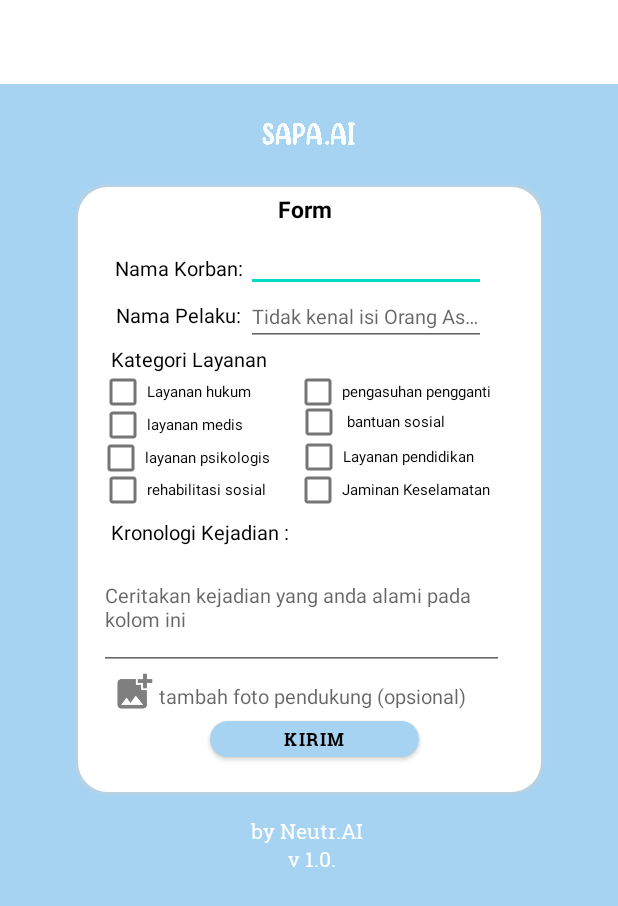
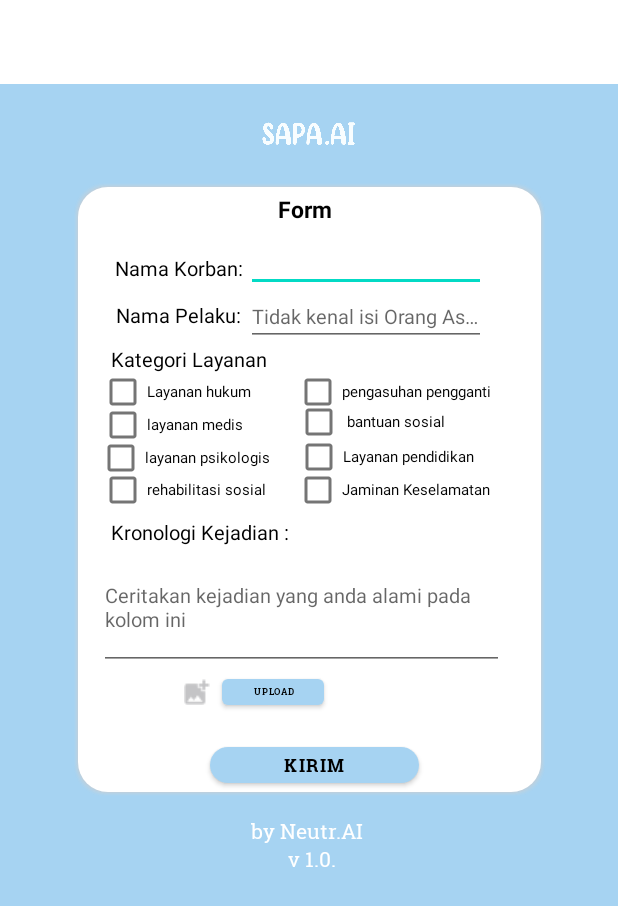
Before and after one commit to husni-zuhdi/Sapa.AI, an Android app: the FormActivity screen opened directly, with no data from a screen before it, on a phone screen of 412 x 824 dp. Shown: the top 906 px of the screen. Run offline under Robolectric (Android 15) with nearby library versions, the phone set to English and light mode, and no system bars; our stand-ins replace Firebase (no records; nobody signed in at launch, a user with empty details on screens opened directly).

Commit message:
upload a photos form in storage

```diff
--- a/app/build.gradle
+++ b/app/build.gradle
@@ -53,6 +53,7 @@ dependencies {
     implementation 'androidx.navigation:navigation-ui-ktx:2.3.5'
     implementation 'com.google.firebase:firebase-auth:21.0.1'
     implementation 'com.google.firebase:firebase-database:20.0.0'
+    implementation 'com.google.firebase:firebase-storage:20.0.0'
     testImplementation 'junit:junit:4.13.2'
     implementation 'com.google.android.gms:play-services-auth:18.0.0'
     androidTestImplementation 'androidx.test.ext:junit:1.1.2'
--- a/app/src/main/java/com/project/sapaai/ui/login_register/LoginActivity.kt
+++ b/app/src/main/java/com/project/sapaai/ui/login_register/LoginActivity.kt
@@ -16,6 +16,7 @@ class LoginActivity : AppCompatActivity() {
     override fun onCreate(savedInstanceState: Bundle?) {
         super.onCreate(savedInstanceState)
         setContentView(R.layout.activity_login)
+
 
         auth = FirebaseAuth.getInstance()
 
--- a/app/src/main/res/layout/activity_form.xml
+++ b/app/src/main/res/layout/activity_form.xml
@@ -219,6 +219,7 @@
         android:layout_width="139dp"
         android:layout_height="36dp"
         android:layout_marginStart="91dp"
+        android:layout_marginTop="19dp"
         android:layout_marginEnd="74dp"
         android:layout_marginBottom="3dp"
         android:text="kirim"
@@ -228,8 +229,9 @@
         app:layout_constraintBottom_toBottomOf="@+id/view"
         app:layout_constraintEnd_toEndOf="@+id/view"
         app:layout_constraintHorizontal_bias="0.0"
+
         app:layout_constraintStart_toStartOf="@+id/view"
-        app:layout_constraintTop_toBottomOf="@+id/addImage"
+        app:layout_constraintTop_toBottomOf="@+id/uploadPhoto"
         app:layout_constraintVertical_bias="0.0" />
 
     <TextView
@@ -275,31 +277,43 @@
         app:layout_constraintStart_toStartOf="@+id/view"
         app:layout_constraintTop_toTopOf="@+id/kronologi" />
 
-    <TextView
-        android:id="@+id/addImage"
-        android:layout_width="230dp"
-        android:layout_height="20dp"
-        android:layout_marginTop="8dp"
-        android:layout_marginEnd="28dp"
-        android:ellipsize="end"
-        android:hint="tambah foto pendukung (opsional)"
-        android:maxLines="200"
-        android:textSize="13sp"
+    <Button
+        android:id="@+id/upload_photo"
+        android:layout_width="68dp"
+        android:layout_height="29dp"
+        android:layout_marginEnd="148dp"
+        android:text="upload"
+        android:textColor="#FF000000"
+        android:textSize="6sp"
+        android:theme="@style/Theme_Bottom_Login"
         app:layout_constraintEnd_toEndOf="@+id/view"
+
         app:layout_constraintTop_toBottomOf="@+id/fieldKronologi" />
 
     <ImageView
+        android:id="@+id/photo_preview"
+        android:layout_width="26dp"
+        android:layout_height="29dp"
+        android:layout_centerHorizontal="true"
+        android:layout_marginStart="20dp"
+        android:layout_marginBottom="58dp"
+        app:layout_constraintBottom_toBottomOf="@+id/view"
+        app:layout_constraintStart_toStartOf="@+id/view"
+        app:layout_constraintTop_toBottomOf="@+id/fieldKronologi" />
+
+    <ImageButton
         android:id="@+id/add_photo"
         android:layout_width="33dp"
         android:layout_height="29dp"
         android:layout_centerHorizontal="true"
-        android:layout_marginStart="28dp"
         android:layout_marginBottom="12dp"
+        android:background="#FFF"
         android:src="@drawable/add_photo"
         app:layout_constraintBottom_toTopOf="@+id/buttonForm"
-        app:layout_constraintEnd_toStartOf="@+id/addImage"
-        app:layout_constraintHorizontal_bias="1.0"
-        app:layout_constraintStart_toStartOf="@+id/view"
+        app:layout_constraintEnd_toStartOf="@+id/upload_photo"
+        app:layout_constraintHorizontal_bias="0.428"
+
+        app:layout_constraintStart_toEndOf="@+id/imagePreview"
         app:layout_constraintTop_toBottomOf="@+id/fieldKronologi"
         app:layout_constraintVertical_bias="0.0" />
 
```
Also changed, not shown: app/src/main/java/com/project/sapaai/ui/form/FormActivity.kt (+55 -2 lines), app/src/main/res/drawable/add_photo.png.
